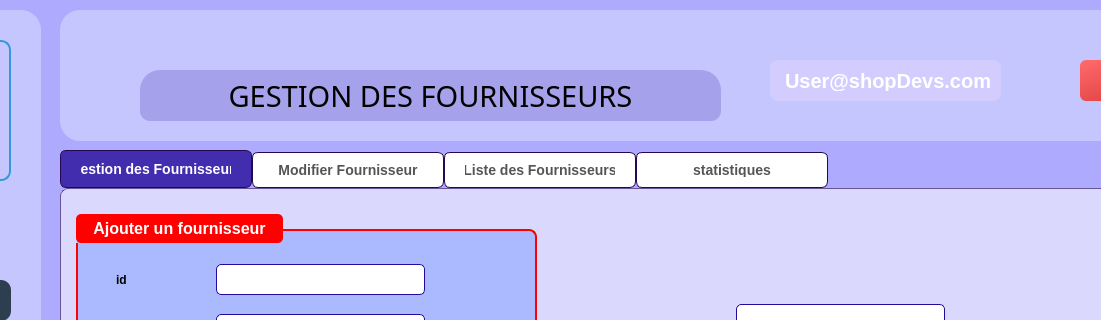
MontaCHOUIG/MallFlow, file src/fournisseurs/fournisseur_mainwindow.ui: the form before one commit; both pictures show x 160 to 1261 and y 0 to 320 of the 1390 by 800 pixel window.
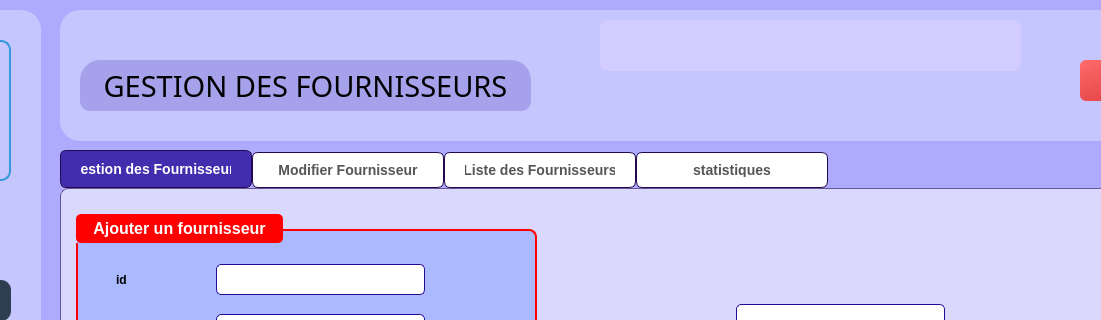
The form after the commit. Icons and pictures are not drawn. Custom widgets are drawn as their Qt base class.

The edit to the form file:
```diff
--- a/src/fournisseurs/fournisseur_mainwindow.ui
+++ b/src/fournisseurs/fournisseur_mainwindow.ui
@@ -1536,37 +1536,12 @@
     <property name="frameShadow">
      <enum>QFrame::Shadow::Raised</enum>
     </property>
-    <widget class="QLabel" name="label_6">
-     <property name="geometry">
-      <rect>
-       <x>710</x>
-       <y>50</y>
-       <width>231</width>
-       <height>41</height>
-      </rect>
-     </property>
-     <property name="styleSheet">
-      <string notr="true">QLabel {
-    color: white; /* Text color */
-    background-color: rgb(211, 205, 255); /* Blue background */
-    font-size: 20px; /* Text size */
-    font-weight: bold; /* Bold text */
-    padding: 10px; /* Space inside the label */
-    border-radius: 8px; /* Rounded corners */
-    text-align: center; /* Centers text */
-}
-</string>
-     </property>
-     <property name="text">
-      <string>User@shopDevs.com</string>
-     </property>
-    </widget>
     <widget class="QLabel" name="Sp_Label_Titre">
      <property name="geometry">
       <rect>
-       <x>80</x>
-       <y>60</y>
-       <width>581</width>
+       <x>20</x>
+       <y>50</y>
+       <width>451</width>
        <height>51</height>
       </rect>
      </property>
@@ -1637,6 +1612,31 @@
       <string>logout</string>
      </property>
     </widget>
+    <widget class="QLabel" name="label_authUser">
+     <property name="geometry">
+      <rect>
+       <x>540</x>
+       <y>10</y>
+       <width>421</width>
+       <height>51</height>
+      </rect>
+     </property>
+     <property name="styleSheet">
+      <string notr="true">QLabel {
+    color: white; /* Text color */
+    background-color: rgb(211, 205, 255); /* Blue background */
+    font-size: 20px; /* Text size */
+    font-weight: bold; /* Bold text */
+    padding: 10px; /* Space inside the label */
+    border-radius: 8px; /* Rounded corners */
+    text-align: center; /* Centers text */
+}
+</string>
+     </property>
+     <property name="text">
+      <string/>
+     </property>
+    </widget>
    </widget>
    <zorder>Bg_imzge</zorder>
    <zorder>tabWidget</zorder>
```
Left out of the diff: 4 changed lines with no effect on the pictures.
